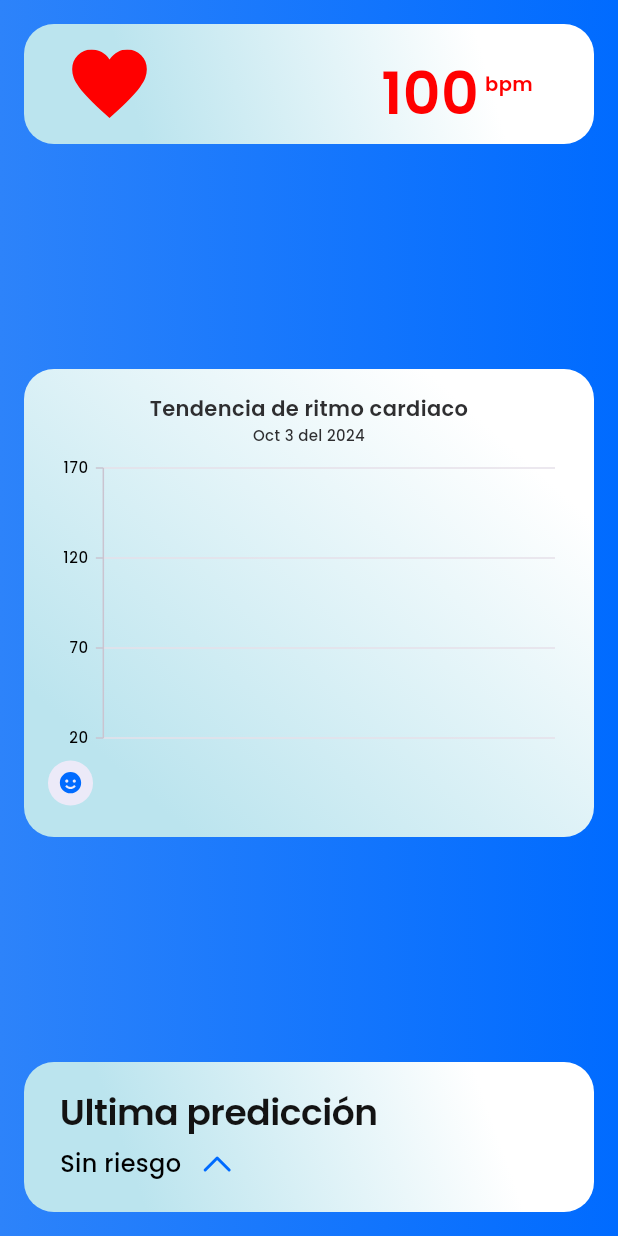
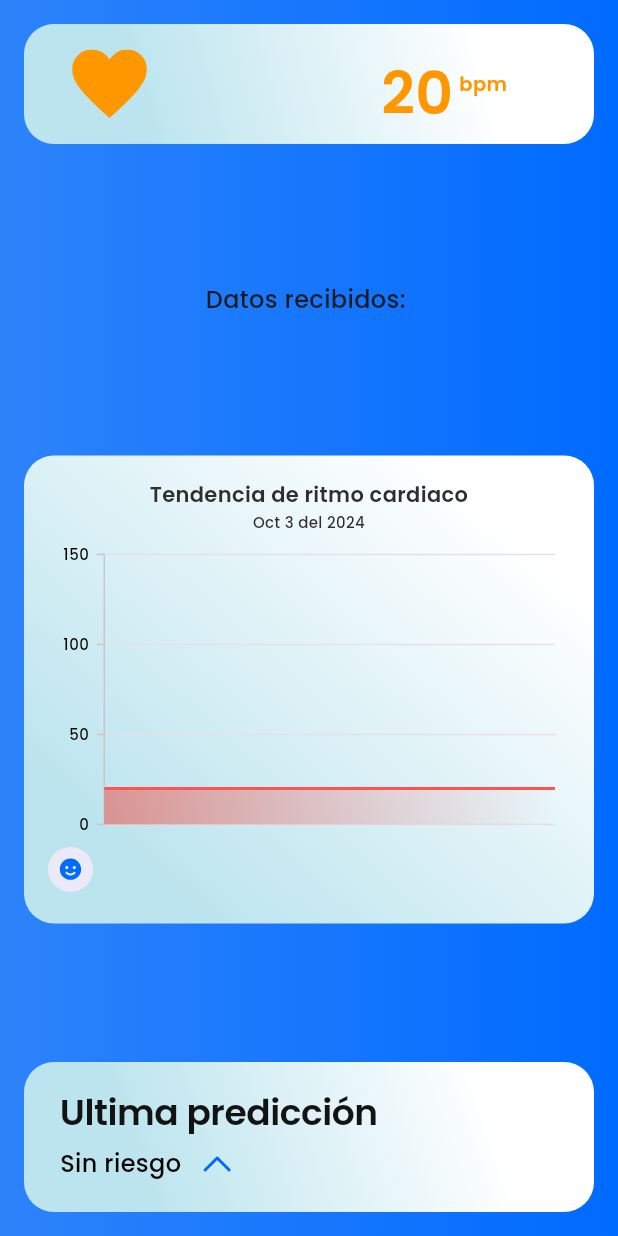
Before and after one commit to SamyuMT/Kibo, a Flutter app: the AnaliticaPage screen opened by its route, on a phone screen of 412 x 824 dp. Run offline on Flutter 3.47's test engine with Material 3 defaults, Android fonts, the phone set to English and light mode, and no system bars; our stand-ins replace audioplayers, custom_navigation_bar, flutter_blue_plus, flutter_easyloading, flutter_local_notifications, flutter_svg and 7 more; missing offline and left inert: android_intent_plus; accounts and stored records are empty; Roboto replaces fonts that are missing (Georgia).

Commit message:
Lectura de datos en la grafica

```diff
--- a/lib/app/controllers/analitica_controller.dart
+++ b/lib/app/controllers/analitica_controller.dart
@@ -5,14 +5,12 @@ import 'package:get/get.dart';
 import 'package:flutter/material.dart';
 import 'package:syncfusion_flutter_charts/charts.dart';
 import 'dart:math'; // Importación para generar números aleatorios
-import 'package:kibo/app/controllers/home_controller.dart';
 
 class AnaliticaController extends GetxController {
-  final bluetoothController = Get.find<HomeController>();
 
   get formKeyAnalitica => null;
 
-  var heartRate = 100.obs; // Valor inicial de 100 bpm
+  var heartRate = 20.obs; // Valor inicial de 100 bpm
   var tendencia1 =
       ''.obs; // Usamos .obs si estamos usando GetX para observabilidad
   var tendencia2 =
@@ -31,6 +29,9 @@ class AnaliticaController extends GetxController {
 
   int currentIndex = 0;
   int indice = 0;
+
+  BluetoothCharacteristic? characteristic;
+  RxString dataBt = ''.obs; // Observable para datos recibidos
 
 
   void updateHeartRateHistory1() {
@@ -57,10 +58,11 @@ class AnaliticaController extends GetxController {
   void startHeartRateSimulation() {
     final random = Random();
 
-    Timer.periodic(const Duration(milliseconds: 1000), (timer) {
+    Timer.periodic(const Duration(milliseconds: 800), (timer) {
       // Generar un valor aleatorio entre 20 y 150
-      heartRate.value = int.parse(bluetoothController.receivedData.value);
+      heartRate.value = int.tryParse(dataBt.value) ?? heartRate.value; // Usar el valor de dataBt
       //heartRate.value = 40 + random.nextInt(110);
+
       updateHeartRateHistory1(); // Actualiza el historial de frecuencia cardíaca para graficarlo
     });
   }
@@ -80,6 +82,7 @@ class ChartData1 {
   ChartData1(this.time, this.value);
 }
 
+
 class HeartRateChart1 extends StatelessWidget {
   final AnaliticaController controller = Get.put(AnaliticaController());
 
@@ -93,8 +96,8 @@ class HeartRateChart1 extends StatelessWidget {
               isVisible: false,
             ),
             primaryYAxis: const NumericAxis(
-              minimum: 20,
-              maximum: 170,
+              minimum: 0,
+              maximum: 150,
               isVisible: true,
               labelStyle: const TextStyle(
                 color: AppColors.negro,
@@ -127,7 +130,7 @@ class HeartRateChart1 extends StatelessWidget {
                   ],
                   stops: const [0.0, 1.0],
                 ),
-                animationDuration: 900,
+                animationDuration: 600,
                 // Suavizar la animación
                 splineType: SplineType.monotonic, // Para una curva más suave
               ),
--- a/lib/app/controllers/home_controller.dart
+++ b/lib/app/controllers/home_controller.dart
@@ -8,6 +8,9 @@ import 'package:get/get.dart';
 
 
 class HomeController extends GetxController {
+  final Controller = Get.find<AnaliticaController>();
+
+
   get formKeyHome => null;
   var isBluetoothEnabled = false.obs; // Observable para el estado de Bluetooth
   var isPermissionGranted = false.obs; // Observable para el estado de permisos
@@ -56,10 +59,10 @@ class HomeController extends GetxController {
   Future<void> connectToDevice(BluetoothDevice device) async {
     try {
       await device.connect();
+
       print('Conectado a ${device.name}');
       connectedDevice = device; // Guarda el dispositivo conectado
       escucharDatos(device); // Llama a escucharDatos después de conectar
-
     } catch (e) {
       print('Error al conectar: $e');
     }
@@ -80,8 +83,11 @@ class HomeController extends GetxController {
             // Escucha los cambios de valor en la característica
             characteristic!.value.listen((value) {
               // Convierte los datos a string y actualiza el observable
-              receivedData.value = String.fromCharCodes(value);
-              print('Datos recibidos: ${receivedData.value}');
+              String receivedValue = String.fromCharCodes(value);
+              print('Datos recibidos: $receivedValue');
+              receivedData.value = receivedValue;
+              // Actualiza el observable en el AnaliticaController
+              Controller.dataBt.value = receivedValue;
             });
           }
         }
@@ -90,6 +96,7 @@ class HomeController extends GetxController {
       print('Error al escuchar datos: $e');
     }
   }
+
 
   // Revisa el estado inicial de Bluetooth y permisos
   Future<void> checkBluetoothStatus() async {
--- a/lib/app/ui/pages/home/analitica_pages.dart
+++ b/lib/app/ui/pages/home/analitica_pages.dart
@@ -81,6 +81,12 @@ class _CentralState extends State<Central> {
             return HeartRete(
                 heartRateStream: widget.controller.heartRate.value);
           }),
+          Obx(() => Text(
+            'Datos recibidos: ${widget.controller.dataBt.value}',
+            style: const TextStyle(fontSize: 16,
+                fontFamily: 'Poppins',
+                fontWeight: FontWeight.w500),
+          )),
           Tendencia(controller: widget.controller),
           Widgetprediccion(controller: widget.controller),
           // Cambia el texto según el estado de activate
--- a/lib/app/ui/pages/home/home_pages.dart
+++ b/lib/app/ui/pages/home/home_pages.dart
@@ -3,6 +3,7 @@ import 'package:kibo/app/ui/utils/style_utils.dart';
 import 'package:flutter/material.dart';
 import 'package:flutter_svg/flutter_svg.dart';
 import 'package:get/get.dart';
+
 
 class HomePage extends GetView<HomeController> {
   const HomePage({super.key});
@@ -382,10 +383,6 @@ class _VincularState extends State<Vincular> {
           ),
         ),
         const SizedBox(height: 20),
-        Obx(() => Text(
-          'Datos recibidos: ${homeController.receivedData.value}',
-          style: const TextStyle(fontSize: 16, fontWeight: FontWeight.w500),
-        )),
       ],
     );
   }
```
Also changed, not shown: lib/main.dart (+13 -0 lines).
